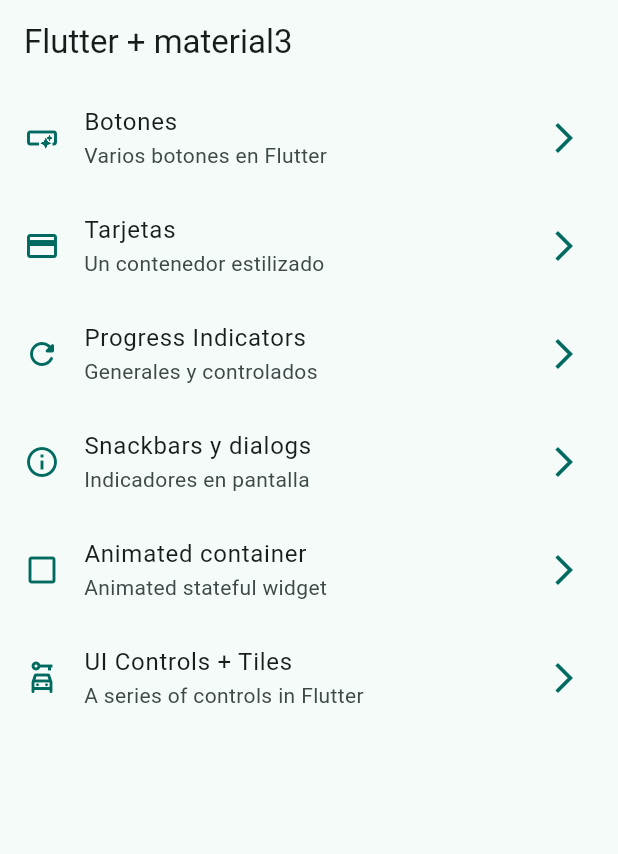
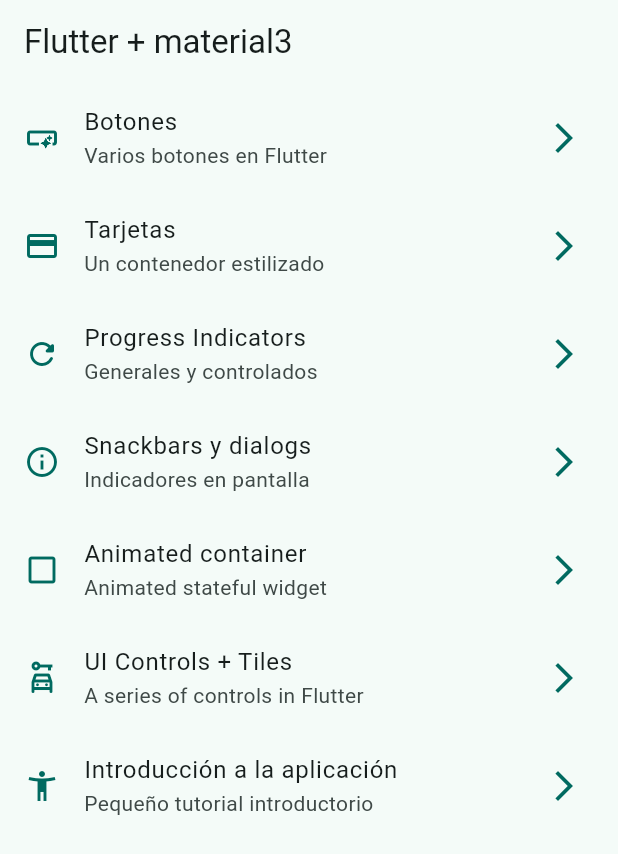
Before and after one commit to GabrielR19-G2/widgets_app, a Flutter app: the screen it shows after launch, on a phone screen of 412 x 824 dp. Shown: the top 854 px of the screen. Run offline on Flutter 3.47's test engine with Material 3 defaults, Android fonts, the phone set to English and light mode, and no system bars; our stand-ins replace go_router.

Commit message:
route app tutorial

```diff
--- a/lib/config/menu/menu_items.dart
+++ b/lib/config/menu/menu_items.dart
@@ -48,4 +48,9 @@ const appMenuItems = <MenuItem>[
       subTitle: 'A series of controls in Flutter',
       link: '/ui-controls',
       icon: Icons.car_rental_outlined),
+  MenuItem(
+      title: 'Introducción a la aplicación',
+      subTitle: 'Pequeño tutorial introductorio',
+      link: '/tuturial',
+      icon: Icons.accessibility_new_outlined),
 ];
--- a/lib/config/router/app_router.dart
+++ b/lib/config/router/app_router.dart
@@ -41,5 +41,10 @@ final appRouter = GoRouter(
       name: UiControlsScreen.name,
       builder: (context, state) => const UiControlsScreen(),
     ),
+    GoRoute(
+      path: '/tutorial',
+      name: AppTutorial.name,
+      builder: (context, state) => const AppTutorial(),
+    ),
   ],
 );
```
